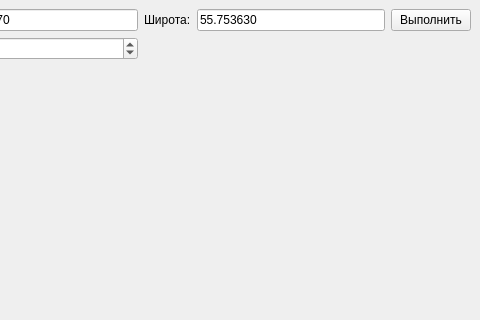
The window that ui.ui (Lioueq/map_observer) describes before a commit, drawn with Qt 5; both pictures show x 120 to 600 and y 0 to 320 of the 600 by 550 pixel window.
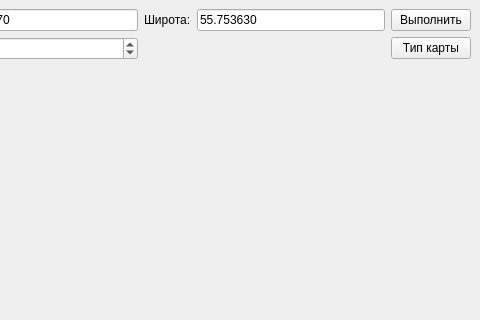
The same window after the commit.

```diff
--- a/ui.ui
+++ b/ui.ui
@@ -99,6 +99,13 @@
       </property>
      </widget>
     </item>
+    <item row="1" column="4">
+     <widget class="QPushButton" name="btn_change_map">
+      <property name="text">
+       <string>Тип карты</string>
+      </property>
+     </widget>
+    </item>
    </layout>
   </widget>
   <widget class="QMenuBar" name="menubar">
```
